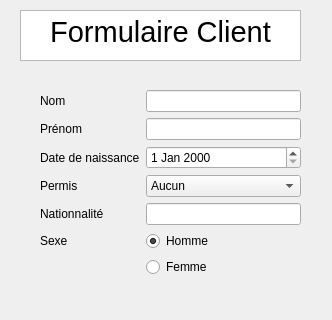
The window that Code/formclient.ui (GenieLog/TP2_GestionDeFlotte) describes before a commit, drawn with Qt 5; both pictures show x 0 to 332 and y 0 to 320 of the 332 by 469 pixel window.
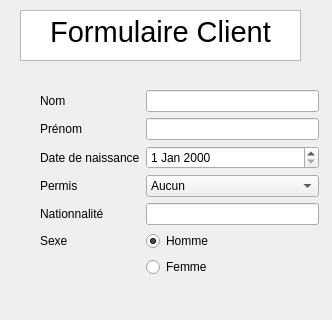
The same window after the commit.

```diff
--- a/Code/formclient.ui
+++ b/Code/formclient.ui
@@ -44,7 +44,7 @@
     <rect>
      <x>40</x>
      <y>90</y>
-     <width>261</width>
+     <width>279</width>
      <height>261</height>
     </rect>
    </property>
```
Left out of the diff: 4 changed lines with no effect on the pictures.
